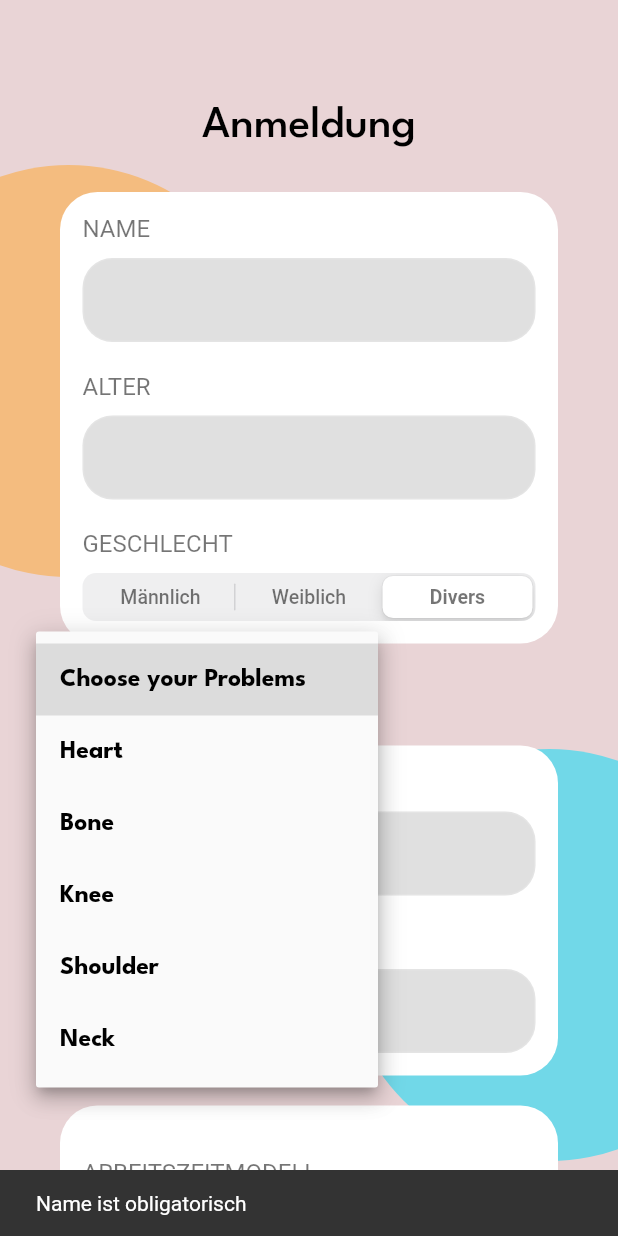
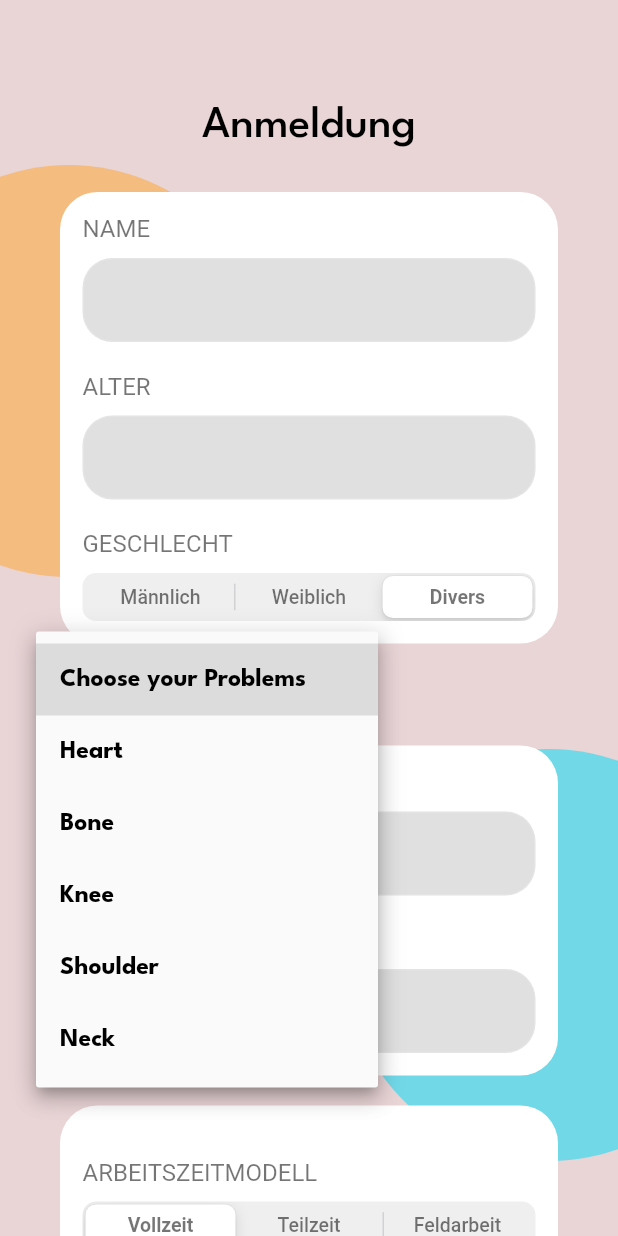
Before and after one commit to sourav-bh/carda-fit, a Flutter app: the screen it shows after launch, after a tap on "Choose your Problems", on a phone screen of 412 x 824 dp. Run offline on Flutter 3.47's test engine with Material 2 defaults, Android fonts, the phone set to English and light mode, and no system bars; our stand-ins replace cached_network_image, flutter_local_notifications, package_info_plus, share_plus, shared_preferences, slide_to_act and 2 more; missing offline and left inert: any_link_preview, excel, workmanager; accounts and stored records are empty.

Commit message:
Last Changes

```diff
--- a/lib/model/user_info.dart
+++ b/lib/model/user_info.dart
@@ -2,8 +2,8 @@ import 'dart:convert';
 import 'user_allergy.dart';
 
 class UserInfo {
-  UserInfo({
-    this.userId,
+  UserInfo(
+      {this.userId,
       this.fullName,
       this.avatar,
       this.gender,
@@ -15,7 +15,7 @@ class UserInfo {
       this.allergies,
       this.diseases,
       this.height,
-  });
+      this.condition});
 
   String? userId;
   String? fullName;
@@ -29,6 +29,7 @@ class UserInfo {
   double? createdAt;
   List<String>? diseases;
   List<UserAllergy>? allergies;
+  String? condition;
 
   // Sourav - create a new variable to store the condition value from user info page
 
@@ -48,6 +49,7 @@ class UserInfo {
       height: json["height"],
       designation: json["designation"],
       createdAt: json['created_at'],
+      condition: json["condition"]
       // allergies: List<UserAllergy>.from(json["allergies"].map((x) => x)),
       // diseases: List<String>.from(json["diseases"].map((x) => x)),
       );
@@ -63,6 +65,7 @@ class UserInfo {
         "height": height,
         "designation": designation,
         "created_at": createdAt,
+        "condition": condition
         // "diseases": diseases != null ? List<dynamic>.from(diseases!.map((x) => x)) : null,
         // "allergies": allergies != null ? List<dynamic>.from(allergies!.map((x) => x)) : null,
       };
@@ -79,5 +82,5 @@ enum JobType {
   none,
   Vollzeit,
   Teilzeit,
-  Feldarbeit,
+  HomeOffice,
 }
--- a/lib/view/user_info_page.dart
+++ b/lib/view/user_info_page.dart
@@ -308,14 +308,12 @@ class _UserInfoPageState extends State<UserInfoPage> {
                               ),
                             ),
                             DropdownButton(
-                              // Sourav - onTap is not required here, it is normally used for Buttons
-                              onTap: () {
-                                _saveAction();
-                              },
                               onChanged: (String? newValue) {
-                                // Sourav - only set the value is not enough for updating the UI,
-                                // you need to call setState block for updating the UI. See other page UI updates please
-                                dropdownValue = newValue!;
+                                setState(() {
+                                  // Sourav - only set the value is not enough for updating the UI,
+                                  // you need to call setState block for updating the UI. See other page UI updates please
+                                  dropdownValue = newValue!;
+                                });
                               },
                               value: dropdownValue,
                               items: items.map<DropdownMenuItem<String>>(
@@ -436,7 +434,7 @@ class _UserInfoPageState extends State<UserInfoPage> {
                                       children: const {
                                         JobType.Vollzeit: Text('Vollzeit'),
                                         JobType.Teilzeit: Text('Teilzeit'),
-                                        JobType.Feldarbeit: Text('Feldarbeit'),
+                                        JobType.HomeOffice: Text('Feldarbeit'),
                                       },
                                       onValueChanged: (groupValue) {
                                         setState(() {
--- a/lib/view/user_learning_page.dart
+++ b/lib/view/user_learning_page.dart
@@ -12,6 +12,9 @@ import 'package:excel/excel.dart';
 import 'package:flutter/cupertino.dart';
 import 'package:flutter/material.dart';
 import 'package:flutter/services.dart';
+import 'package:app/model/user_info.dart';
+import '../model/user_info.dart';
+import '../util/app_constant.dart';
 
 class UserLearningPage extends StatefulWidget {
   const UserLearningPage({Key? key}) : super(key: key);
```
Lines whose indentation alone changed are shown as unchanged.
